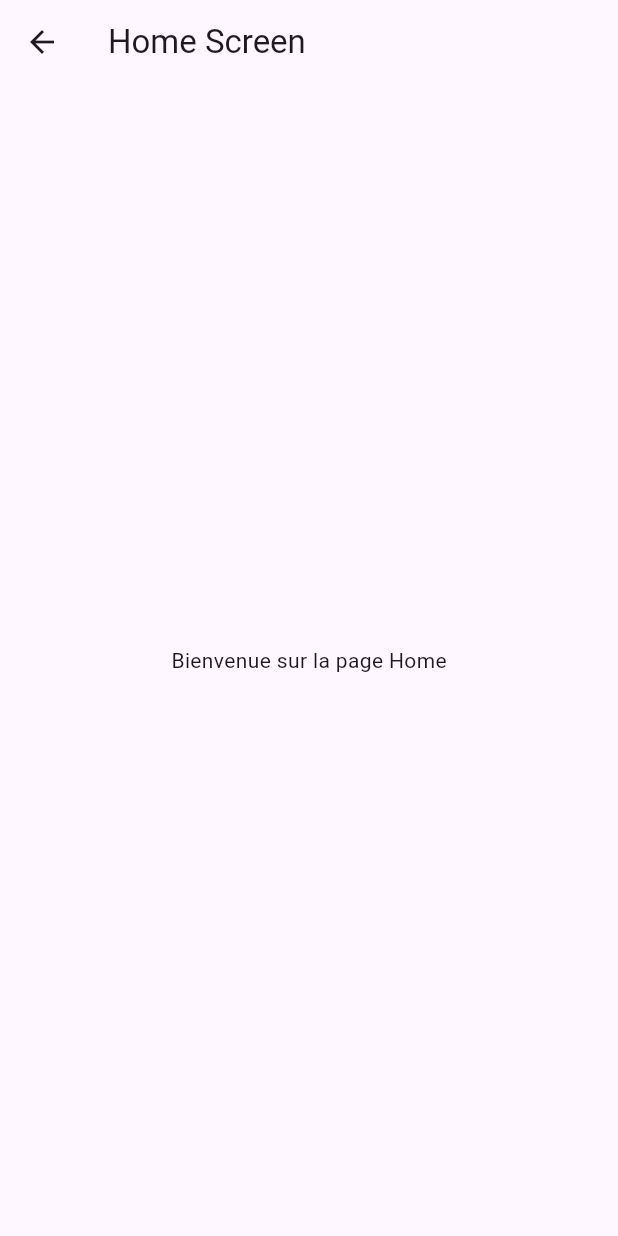
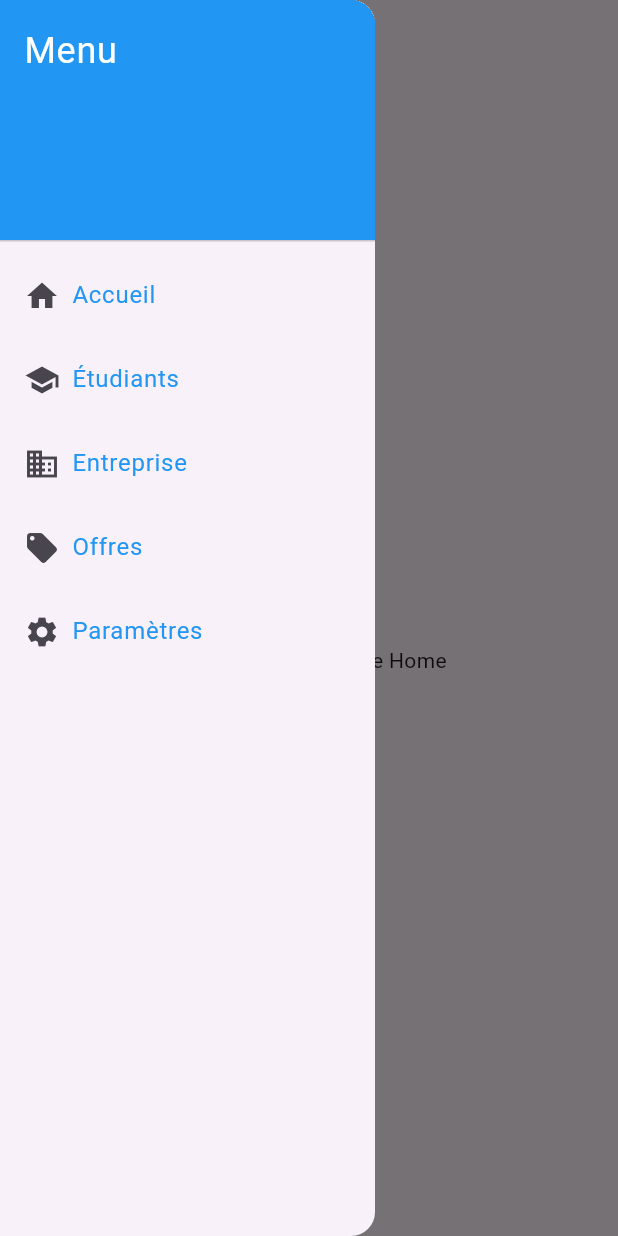
Before and after one commit to adiallo12/lpmiManageApp, a Flutter app: the HomeScreen screen opened directly, with the side drawer open (before the commit the screen has no drawer), on a phone screen of 412 x 824 dp. Run offline on Flutter 3.47's test engine with Material 3 defaults, Android fonts, the phone set to English and light mode, and no system bars.

Commit message:
fixe side_bar

```diff
--- a/lib/Components/side_menu.dart
+++ b/lib/Components/side_menu.dart
@@ -1,64 +1,99 @@
 import 'package:flutter/material.dart';
+import 'package:lpmi/screen/entreprise_screen.dart';
+import 'package:lpmi/screen/home_screen.dart';
+import 'package:lpmi/screen/offer_screen.dart';
+import 'package:lpmi/screen/setting_screen.dart';
+import 'package:lpmi/screen/student_screen.dart';
 
-class SideMenu extends StatefulWidget {
-  final Function(int) onSelectedItem;
-  final int selectedItem;
-  const SideMenu({super.key, required this.onSelectedItem, required this.selectedItem});
+class SideMenu extends StatelessWidget {
+  const SideMenu({Key? key}) : super(key: key);
 
-  @override
-  State<SideMenu> createState() => _SideMenuState();
-}
-
-class _SideMenuState extends State<SideMenu> {
   @override
   Widget build(BuildContext context) {
     return Drawer(
+      width: 250,
       child: ListView(
+        padding: EdgeInsets.zero,
         children: <Widget>[
-          const DrawerHeader(child: Text("Menu")),
+          const DrawerHeader(
+            decoration: BoxDecoration(
+              color: Colors.blue,
+            ),
+            child: Text(
+              'Menu',
+              style: TextStyle(
+                fontSize: 24,
+                color: Colors.white,
+              ),
+            ),
+          ),
           createDrawerItem(
             icon: Icons.home,
             text: 'Accueil',
-            onTap: () => widget.onSelectedItem(0)
+            onTap: () {
+                Navigator.push(context,
+               MaterialPageRoute(builder: (context) => const HomeScreen()));
+            },
           ),
             createDrawerItem(
             icon: Icons.school,
-            text: 'Etudiants',
-            onTap: () => widget.onSelectedItem(1)
+            text: 'Étudiants',
+            onTap: () {
+                Navigator.push(context,
+               MaterialPageRoute(builder: (context) => const StudentScreen()));
+            },
           ),
           createDrawerItem(
             icon: Icons.business,
-            text: 'Entreprises',
-            onTap: () => widget.onSelectedItem(2)
+            text: 'Entreprise',
+            onTap: () {
+              Navigator.push(context,
+              MaterialPageRoute(builder: (context) => const EntrepriseScreen()));
+            },
+
           ),
+
             createDrawerItem(
-            icon: Icons.work,
+            icon: Icons.local_offer,
             text: 'Offres',
-            onTap: () => widget.onSelectedItem(3)
+            onTap: () {
+                Navigator.push(context,
+               MaterialPageRoute(builder: (context) => const OfferScreen()));
+            },
           ),
             createDrawerItem(
             icon: Icons.settings,
             text: 'Paramètres',
-              onTap: () => widget.onSelectedItem(4)
-          )
+            onTap: () {
+                Navigator.push(context,
+               MaterialPageRoute(builder: (context) => const SettingScreen()));
+            },
+          ),
+
         ],
       ),
     );
   }
-}
 
-Widget createDrawerItem({ required IconData icon, required String text, required VoidCallback onTap})
-{
+   Widget createDrawerItem({
+    required IconData icon,
+    required String text,
+    required VoidCallback onTap,
+  }) {
   return ListTile(
       title: Row(
         children: <Widget>[
           Icon(icon),
           Padding(
             padding: const EdgeInsets.only(left: 8.0),
-          child: Text(text, style: const TextStyle(color: Colors.blue)),
-        )
+            child: Text(
+              text,
+              style: const TextStyle(color: Colors.blue),
+            ),
+          ),
         ],
       ),
-    onTap: onTap
+      onTap: onTap,
     );
   }
+}
--- a/lib/screen/home_screen.dart
+++ b/lib/screen/home_screen.dart
@@ -1,18 +1,32 @@
 import 'package:flutter/material.dart';
+import 'package:lpmi/Components/side_menu.dart';
 
-
-class HomeScreen extends StatelessWidget {
+class HomeScreen extends StatefulWidget {
   const HomeScreen({super.key});
 
   @override
+  State<HomeScreen> createState() => _HomeScreenState();
+}
+
+class _HomeScreenState extends State<HomeScreen> {
+  @override
   Widget build(BuildContext context) {
-    return Scaffold(
-    appBar: AppBar(
-      title: const Text("Home Screen"),
-    ),
-    body: const Center(
-      child: Text("Bienvenue sur la page Home"),
-    ),
-  );
+    return Scaffold(appBar: AppBar(
+        centerTitle: true,
+        title: const Text(
+          "Home",
+          style: TextStyle(
+            fontSize: 24,
+            fontWeight: FontWeight.bold,
+            ),
+        ),
+
+      ),
+      drawer: const SideMenu(),
+      body: const Center(
+        child: Text("Bienvenue sur la page Home"),
+      ),
+
+    );
   }
 }
--- a/lib/screen/login_screen.dart
+++ b/lib/screen/login_screen.dart
@@ -56,7 +56,7 @@ class _LoginScreenState extends State<LoginScreen> {
               onPressed: () {
                 Navigator.push(
                   context,
-                  MaterialPageRoute(builder: (context) => const MyWidget()),
+                  MaterialPageRoute(builder: (context) => const DashboardScreen()),
                 );
                   },
               style: ElevatedButton.styleFrom(
@@ -83,7 +83,3 @@ class _LoginScreenState extends State<LoginScreen> {
     );
   }
 }
-
-class DashboardScreen {
-  const DashboardScreen();
-}
--- a/pubspec.yaml
+++ b/pubspec.yaml
@@ -17,6 +17,7 @@ dependencies:
   # The following adds the Cupertino Icons font to your application.
   # Use with the CupertinoIcons class for iOS style icons.
   cupertino_icons: ^1.0.2
+  fl_chart: ^0.66.0
 
 dev_dependencies:
   flutter_test:
```
Also changed, not shown: lib/screen/dashboard_screen.dart (+6 -47 lines), lib/screen/entreprise_screen.dart (+23 -5 lines), lib/screen/offer_screen.dart (+22 -4 lines), lib/screen/setting_screen.dart (+22 -4 lines), lib/screen/student_screen.dart (+22 -4 lines), pubspec.lock. Lines whose indentation alone changed are shown as unchanged.
